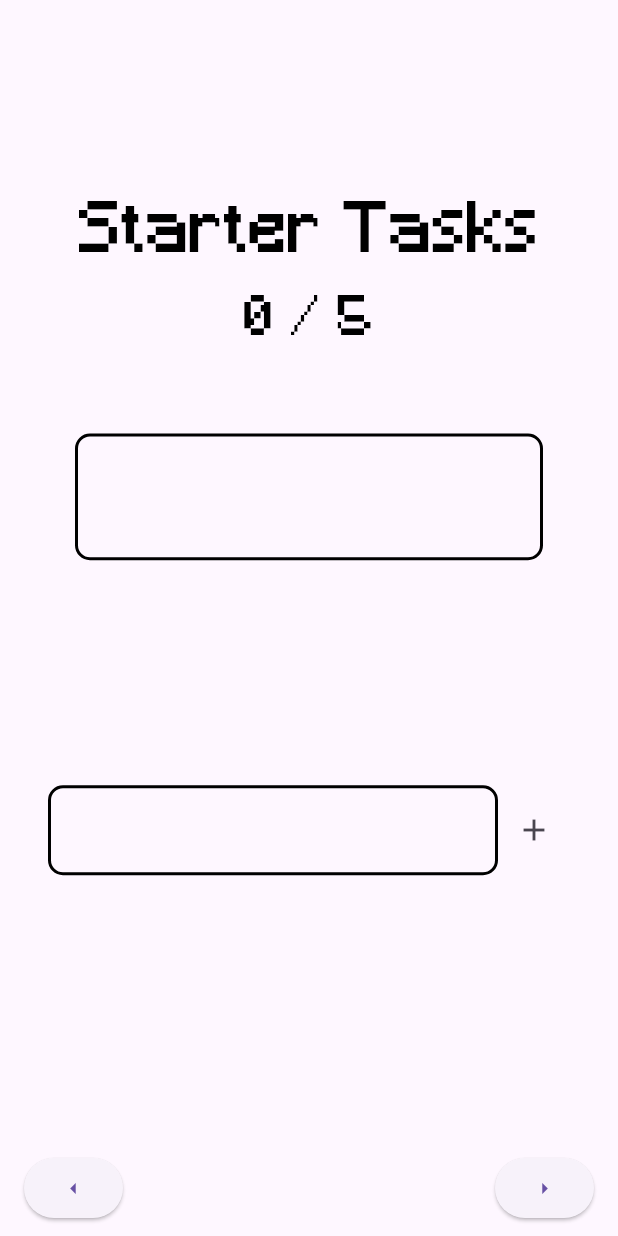
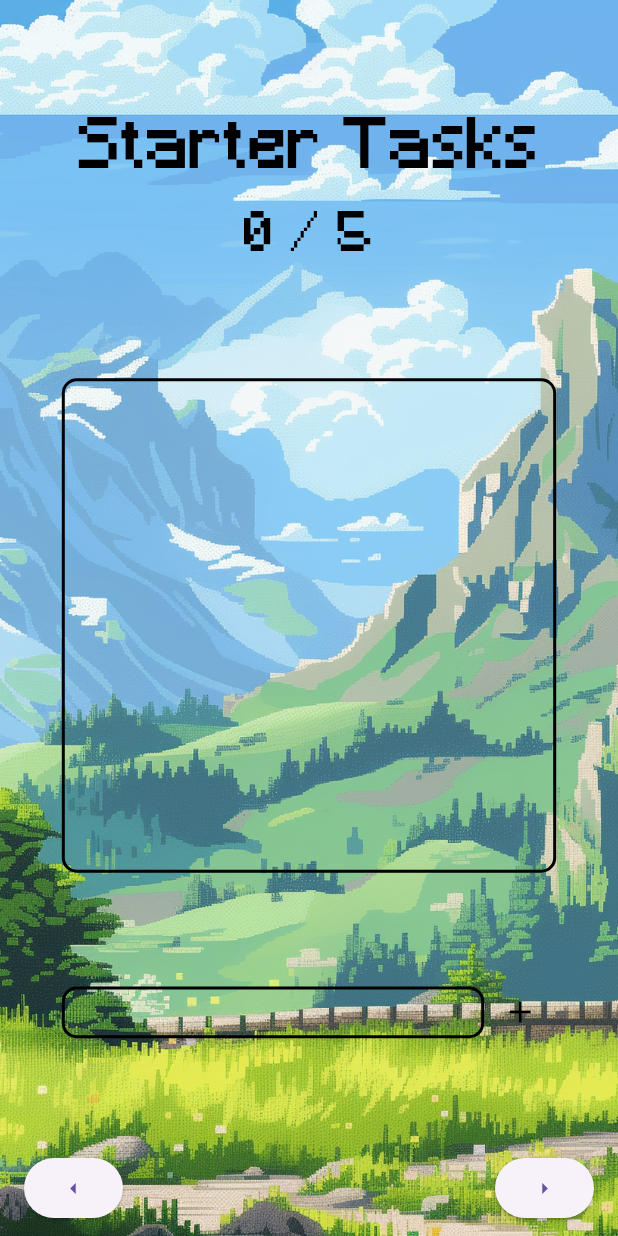
Before and after one commit to arexma/cs125-taskpals, a Flutter app: the screen it shows after launch, swiped to page 4, on a phone screen of 412 x 824 dp. Run offline on Flutter 3.47's test engine with Material 3 defaults, Android fonts, the light colour scheme and no system bars; our stand-ins replace cloud_firestore, device_info_plus, firebase_core, flutter_dotenv, google_nav_bar, image_picker and 3 more; missing offline and left inert: android_id, health, pixelarticons; accounts and stored records are empty; statements that could not run were skipped.

Commit message:
Prettify starter tasks page

```diff
--- a/lib/screens/first_time_user/starter_tasks.dart
+++ b/lib/screens/first_time_user/starter_tasks.dart
@@ -34,19 +34,27 @@ class _StarterTasks extends State<StarterTasks> {
   @override
   Widget build(BuildContext context) {
     return Scaffold(
-      appBar: PreferredSize(
-        preferredSize: const Size.fromHeight(25.0),
-        child: AppBar(),
+      body: Stack(
+        children: <Widget>[
+          Container(
+            decoration: const BoxDecoration(
+              image: DecorationImage(
+                image: AssetImage(
+                    'lib/assets/screen_backgrounds/first_time_user.jpg'),
+                fit: BoxFit.cover,
               ),
-      body: Column(
+            ),
+          ),
+          Column(
             children: <Widget>[
-          const SizedBox(height: 100.0),
+              const Spacer(),
               const Text(
                 'Starter Tasks',
                 style: TextStyle(
                   color: Colors.black,
                   fontSize: 45.0,
                 ),
+                textAlign: TextAlign.center,
               ),
               Text(
                 '${tasks.length} / 5',
@@ -54,11 +62,13 @@ class _StarterTasks extends State<StarterTasks> {
                   color: Colors.black,
                   fontSize: 35.0,
                 ),
+                textAlign: TextAlign.center,
               ),
-          Expanded(
-            child: Container(
+              const Spacer(),
+              Container(
+                width: MediaQuery.of(context).size.width * 0.8,
+                height: MediaQuery.of(context).size.height * 0.4,
                 padding: const EdgeInsets.all(10.0),
-              margin: const EdgeInsets.all(50.0),
                 decoration: BoxDecoration(
                   border: Border.all(color: Colors.black, width: 2.0),
                   borderRadius: BorderRadius.circular(10.0),
@@ -103,15 +113,14 @@ class _StarterTasks extends State<StarterTasks> {
                   },
                 ),
               ),
-          ),
-          const SizedBox(height: 100.0),
+              const Spacer(),
               Row(
                 mainAxisAlignment: MainAxisAlignment.center,
                 children: [
                   EditableTextField(
                     key: _editableTextFieldKey,
-                boxWidth: 300,
-                boxHeight: 60,
+                    boxWidth: MediaQuery.of(context).size.width * 0.8 - 48.0,
+                    boxHeight: MediaQuery.of(context).size.height * 0.1 - 48.0,
                     borderColor: Colors.black,
                     borderWidth: 2,
                     borderRadius: 10,
@@ -120,6 +129,7 @@ class _StarterTasks extends State<StarterTasks> {
                   ),
                   IconButton(
                     icon: const Icon(Icons.add),
+                    color: Colors.black,
                     onPressed: tasks.length == 5
                         ? null
                         : () {
@@ -138,9 +148,11 @@ class _StarterTasks extends State<StarterTasks> {
                           },
                   ),
                 ],
-          ), // Row for user to type task and click plus button to add to tasks
+              ),
               const Spacer(),
               widget.navigationWidget,
+            ],
+          ),
         ],
       ),
     );
--- a/lib/utility/editable_field.dart
+++ b/lib/utility/editable_field.dart
@@ -113,7 +113,8 @@ class EditableTextFieldState extends State<EditableTextField> {
             alignment: widget.textAlignment ?? Alignment.centerLeft,
             child: _isEditing
                 ? Container(
-                    decoration: BoxDecoration(boxShadow: [
+                    decoration: BoxDecoration(
+                      boxShadow: [
                         widget.textShadow == null
                             ? const BoxShadow(
                                 color: Colors.transparent,
@@ -123,7 +124,8 @@ class EditableTextFieldState extends State<EditableTextField> {
                                 offset: const Offset(2.0, 2.0),
                                 blurRadius: 4.0,
                               )
-                    ]),
+                      ],
+                    ),
                     child: TextField(
                       controller: _controller,
                       focusNode: _focusNode,
```
Lines whose indentation alone changed are shown as unchanged.
